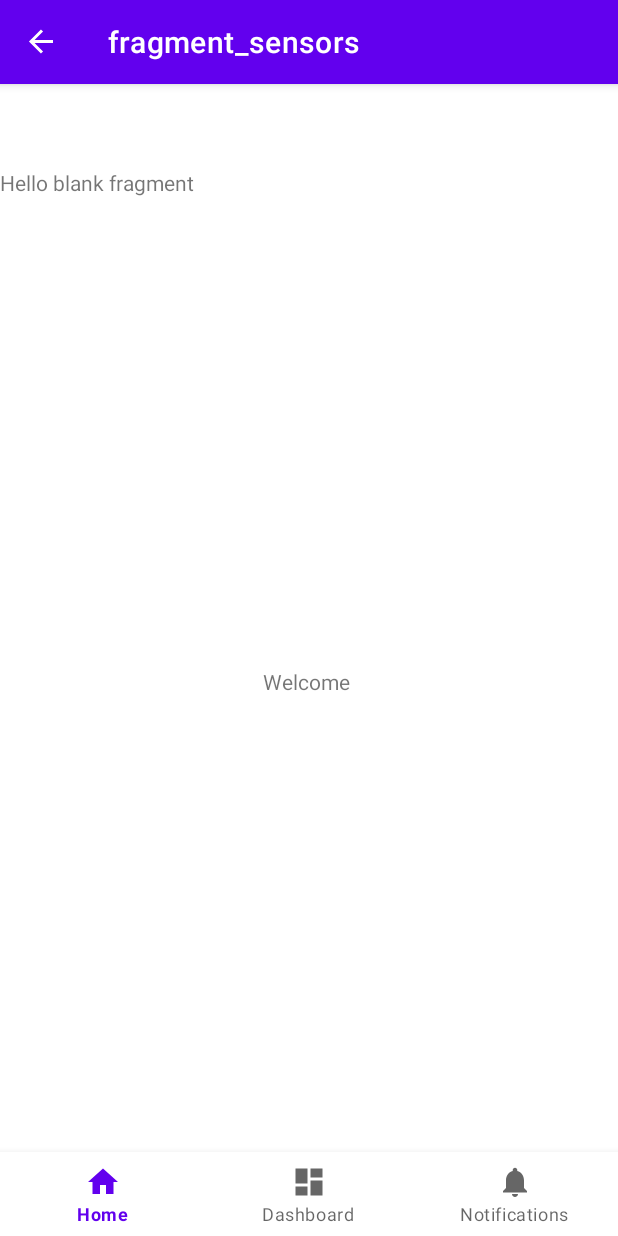
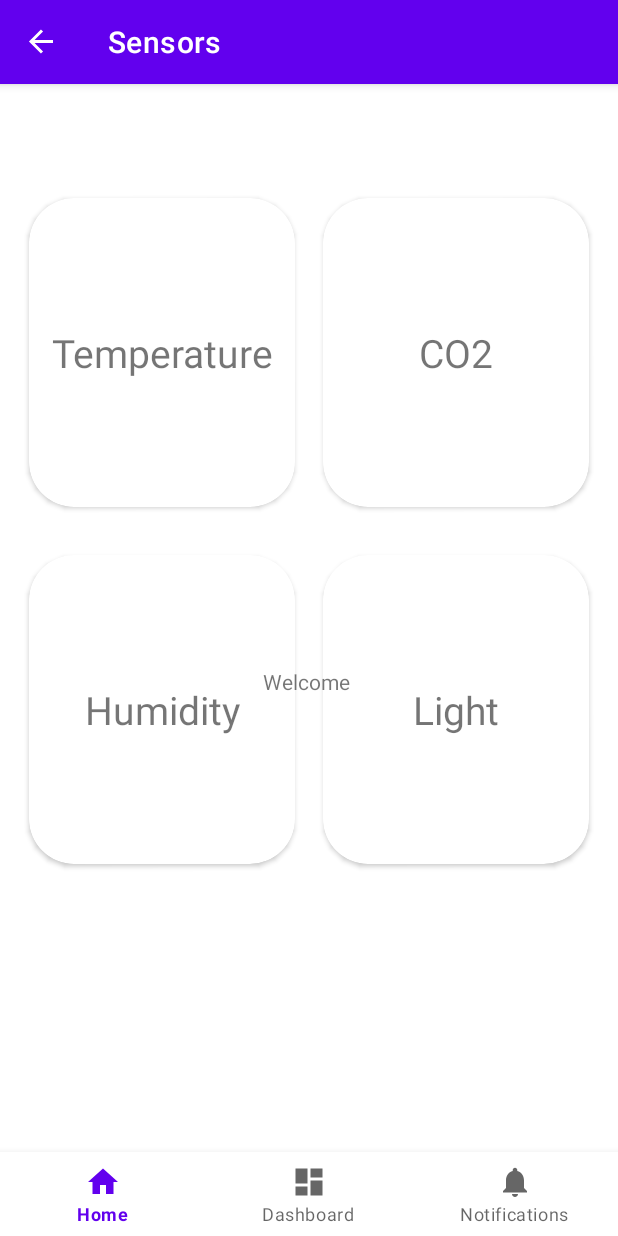
Before and after one commit to SEP4X-S22/Android, an Android app: the Sensors screen opened through its navigation route, on a phone screen of 412 x 824 dp. Run offline under Robolectric (Android 15) with nearby library versions, the phone set to English and light mode, and no system bars; our stand-ins replace Firebase (no records; nobody signed in at launch, a user with empty details on screens opened directly), navigation-ui; libraries missing offline, so code that uses them is left out: com.firebase.ui.

Commit message:
Sensors cardviews added

```diff
--- a/app/src/main/res/layout/fragment_sensors.xml
+++ b/app/src/main/res/layout/fragment_sensors.xml
@@ -1,14 +1,110 @@
 <?xml version="1.0" encoding="utf-8"?>
-<FrameLayout xmlns:android="http://schemas.android.com/apk/res/android"
+<androidx.constraintlayout.widget.ConstraintLayout xmlns:android="http://schemas.android.com/apk/res/android"
     xmlns:tools="http://schemas.android.com/tools"
     android:layout_width="match_parent"
     android:layout_height="match_parent"
+    xmlns:app="http://schemas.android.com/apk/res-auto"
     tools:context=".Sensors">
 
-    <!-- TODO: Update blank fragment layout -->
-    <TextView
-        android:layout_width="match_parent"
-        android:layout_height="match_parent"
-        android:text="@string/hello_blank_fragment" />
+    <androidx.cardview.widget.CardView
+        android:id="@+id/temperatureSensor"
+        android:layout_width="200dp"
+        android:layout_height="230dp"
+        android:layout_margin="8dp"
+        android:background="@drawable/gradient"
 
-</FrameLayout>
+        app:cardCornerRadius="30dp"
+        app:cardPreventCornerOverlap="true"
+        app:cardUseCompatPadding="true"
+        app:layout_constraintStart_toStartOf="parent"
+        app:layout_constraintTop_toTopOf="parent">
+
+        <TextView
+            android:id="@+id/temperatureSensorValue"
+            android:layout_width="match_parent"
+            android:layout_height="match_parent"
+
+            android:gravity="center|center_horizontal|center_vertical"
+            android:textSize="26sp"
+            android:text="Temperature"
+             />
+
+
+    </androidx.cardview.widget.CardView>
+
+    <androidx.cardview.widget.CardView
+        android:id="@+id/co2Sensor"
+        android:layout_width="200dp"
+        android:layout_height="230dp"
+
+
+         android:layout_margin="8dp"
+        android:background="@drawable/gradient"
+        app:cardCornerRadius="30dp"
+        app:cardPreventCornerOverlap="true"
+        app:cardUseCompatPadding="true"
+        app:layout_constraintEnd_toEndOf="parent"
+        app:layout_constraintTop_toTopOf="parent">
+        <TextView
+            android:id="@+id/co2SensorValue"
+            android:layout_width="match_parent"
+            android:layout_height="match_parent"
+            android:gravity="center|center_horizontal|center_vertical"
+            android:textSize="26sp"
+
+
+            android:text="CO2"/>
+
+
+    </androidx.cardview.widget.CardView>
+
+    <androidx.cardview.widget.CardView
+        android:id="@+id/humiditySensor"
+        android:layout_width="200dp"
+        android:layout_height="230dp"
+        android:layout_margin="8dp"
+        android:background="@drawable/gradient"
+
+
+        app:cardCornerRadius="30dp"
+        app:cardPreventCornerOverlap="true"
+        app:cardUseCompatPadding="true"
+        app:layout_constraintStart_toStartOf="parent"
+        app:layout_constraintTop_toBottomOf="@+id/temperatureSensor">
+        <TextView
+            android:id="@+id/humiditySensorValue"
+            android:layout_width="match_parent"
+            android:layout_height="match_parent"
+            android:gravity="center|center_horizontal|center_vertical"
+            android:textSize="26sp"
+            android:text="Humidity"/>
+
+
+    </androidx.cardview.widget.CardView>
+
+    <androidx.cardview.widget.CardView
+        android:id="@+id/lightSensor"
+        android:layout_width="200dp"
+        android:layout_height="230dp"
+        android:layout_margin="8dp"
+
+        android:background="@drawable/gradient"
+        app:cardCornerRadius="30dp"
+        app:cardPreventCornerOverlap="true"
+        app:cardUseCompatPadding="true"
+        app:layout_constraintEnd_toEndOf="parent"
+        app:layout_constraintTop_toBottomOf="@+id/co2Sensor">
+
+        <TextView
+            android:id="@+id/lightSensorValue"
+            android:layout_width="match_parent"
+            android:layout_height="match_parent"
+            android:gravity="center|center_horizontal|center_vertical"
+            android:textSize="26sp"
+            android:text="Light"/>
+
+
+    </androidx.cardview.widget.CardView>
+
+
+</androidx.constraintlayout.widget.ConstraintLayout>
--- a/app/src/main/res/navigation/mobile_navigation.xml
+++ b/app/src/main/res/navigation/mobile_navigation.xml
@@ -12,7 +12,12 @@
         tools:layout="@layout/fragment_home" >
         <action
             android:id="@+id/action_navigation_home_to_sensors"
-            app:destination="@id/sensors" />
+            app:destination="@id/sensors"
+            app:enterAnim="@anim/nav_default_enter_anim"
+            app:exitAnim="@anim/nav_default_exit_anim"
+            app:popEnterAnim="@anim/nav_default_pop_enter_anim"
+            app:popExitAnim="@anim/nav_default_pop_exit_anim"
+            app:popUpTo="@id/navigation_home" />
     </fragment>
 
     <fragment
@@ -29,6 +34,6 @@
     <fragment
         android:id="@+id/sensors"
         android:name="com.example.apharma.Sensors"
-        android:label="fragment_sensors"
+        android:label="Sensors"
         tools:layout="@layout/fragment_sensors" />
 </navigation>
```
